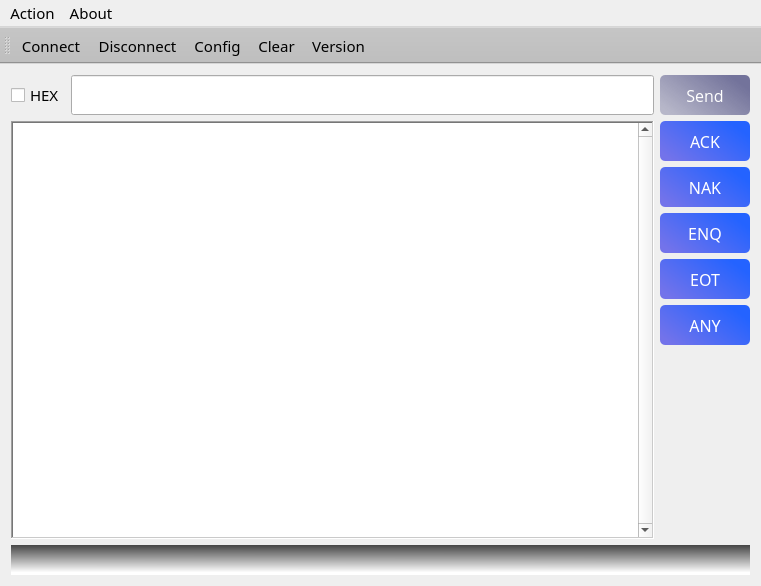
First picture: the form in mainwindow.ui, repository salara1960/hexSerial, before the edit.
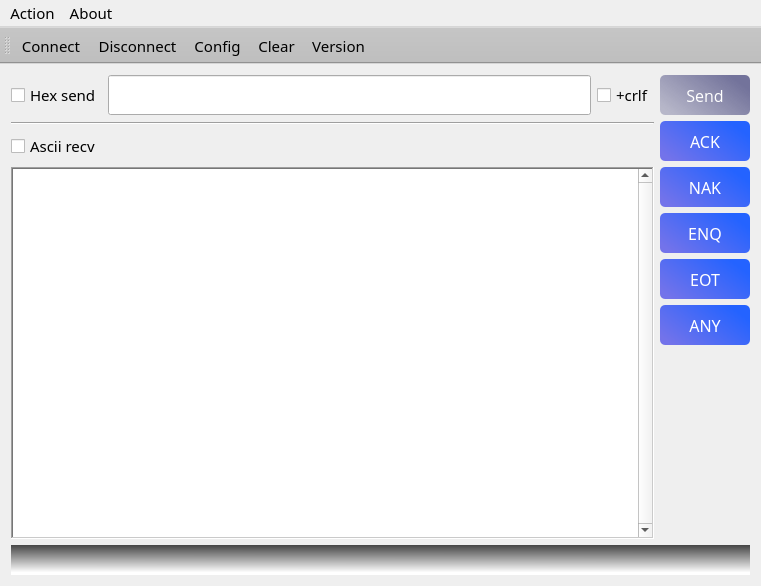
Second picture: the form after the edit. Icons and pictures are not drawn.

The edit to the form file:
```diff
--- a/mainwindow.ui
+++ b/mainwindow.ui
@@ -25,7 +25,7 @@
     <item row="0" column="0">
      <widget class="QCheckBox" name="hexBox">
       <property name="text">
-       <string>HEX</string>
+       <string>Hex send</string>
       </property>
      </widget>
     </item>
@@ -53,6 +53,13 @@
      </widget>
     </item>
     <item row="0" column="2">
+     <widget class="QCheckBox" name="crlfBox">
+      <property name="text">
+       <string>+crlf</string>
+      </property>
+     </widget>
+    </item>
+    <item row="0" column="3">
      <widget class="QPushButton" name="answer">
       <property name="enabled">
        <bool>true</bool>
@@ -96,24 +103,14 @@
       </property>
      </widget>
     </item>
-    <item row="1" column="0" rowspan="6" colspan="2">
-     <widget class="QTextEdit" name="log">
-      <property name="font">
-       <font>
-        <family>Sans Serif</family>
-        <pointsize>11</pointsize>
-        <italic>false</italic>
-       </font>
-      </property>
-      <property name="frameShape">
-       <enum>QFrame::WinPanel</enum>
-      </property>
-      <property name="verticalScrollBarPolicy">
-       <enum>Qt::ScrollBarAlwaysOn</enum>
+    <item row="1" column="0" colspan="3">
+     <widget class="Line" name="line">
+      <property name="orientation">
+       <enum>Qt::Horizontal</enum>
       </property>
      </widget>
     </item>
-    <item row="1" column="2">
+    <item row="1" column="3" rowspan="2">
      <widget class="QPushButton" name="ack">
       <property name="sizePolicy">
        <sizepolicy hsizetype="Fixed" vsizetype="Fixed">
@@ -162,7 +159,31 @@
       </property>
      </widget>
     </item>
-    <item row="2" column="2">
+    <item row="2" column="0">
+     <widget class="QCheckBox" name="asciiBox">
+      <property name="text">
+       <string>Ascii recv</string>
+      </property>
+     </widget>
+    </item>
+    <item row="3" column="0" rowspan="5" colspan="3">
+     <widget class="QTextEdit" name="log">
+      <property name="font">
+       <font>
+        <family>Sans Serif</family>
+        <pointsize>11</pointsize>
+        <italic>false</italic>
+       </font>
+      </property>
+      <property name="frameShape">
+       <enum>QFrame::WinPanel</enum>
+      </property>
+      <property name="verticalScrollBarPolicy">
+       <enum>Qt::ScrollBarAlwaysOn</enum>
+      </property>
+     </widget>
+    </item>
+    <item row="3" column="3">
      <widget class="QPushButton" name="nak">
       <property name="sizePolicy">
        <sizepolicy hsizetype="Fixed" vsizetype="Fixed">
@@ -212,7 +233,7 @@
       </property>
      </widget>
     </item>
-    <item row="3" column="2">
+    <item row="4" column="3">
      <widget class="QPushButton" name="enq">
       <property name="sizePolicy">
        <sizepolicy hsizetype="Fixed" vsizetype="Fixed">
@@ -261,7 +282,7 @@
       </property>
      </widget>
     </item>
-    <item row="4" column="2">
+    <item row="5" column="3">
      <widget class="QPushButton" name="eot">
       <property name="sizePolicy">
        <sizepolicy hsizetype="Fixed" vsizetype="Fixed">
@@ -310,7 +331,7 @@
       </property>
      </widget>
     </item>
-    <item row="5" column="2">
+    <item row="6" column="3">
      <widget class="QPushButton" name="any">
       <property name="sizePolicy">
        <sizepolicy hsizetype="Fixed" vsizetype="Fixed">
@@ -359,7 +380,7 @@
       </property>
      </widget>
     </item>
-    <item row="6" column="2">
+    <item row="7" column="3">
      <spacer name="verticalSpacer">
       <property name="orientation">
        <enum>Qt::Vertical</enum>
@@ -372,7 +393,7 @@
       </property>
      </spacer>
     </item>
-    <item row="7" column="0" colspan="3">
+    <item row="8" column="0" colspan="4">
      <widget class="QLabel" name="status">
       <property name="minimumSize">
        <size>
@@ -397,7 +418,7 @@
      <x>0</x>
      <y>0</y>
      <width>761</width>
-     <height>22</height>
+     <height>23</height>
     </rect>
    </property>
    <widget class="QMenu" name="menuACTION">
```
